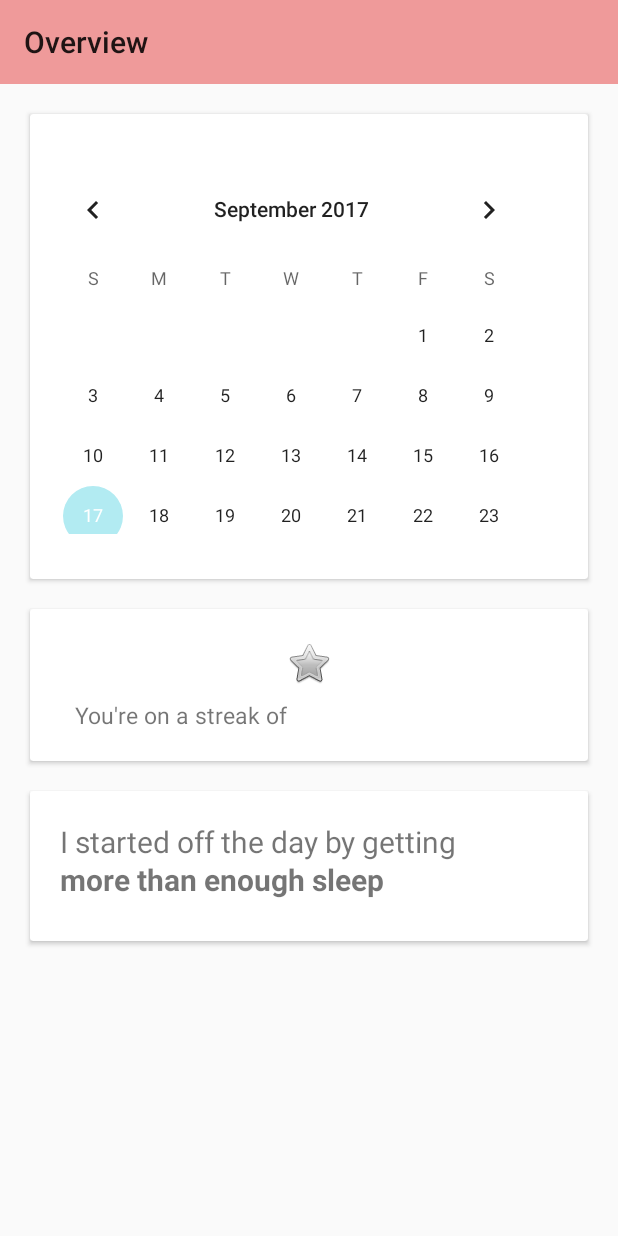
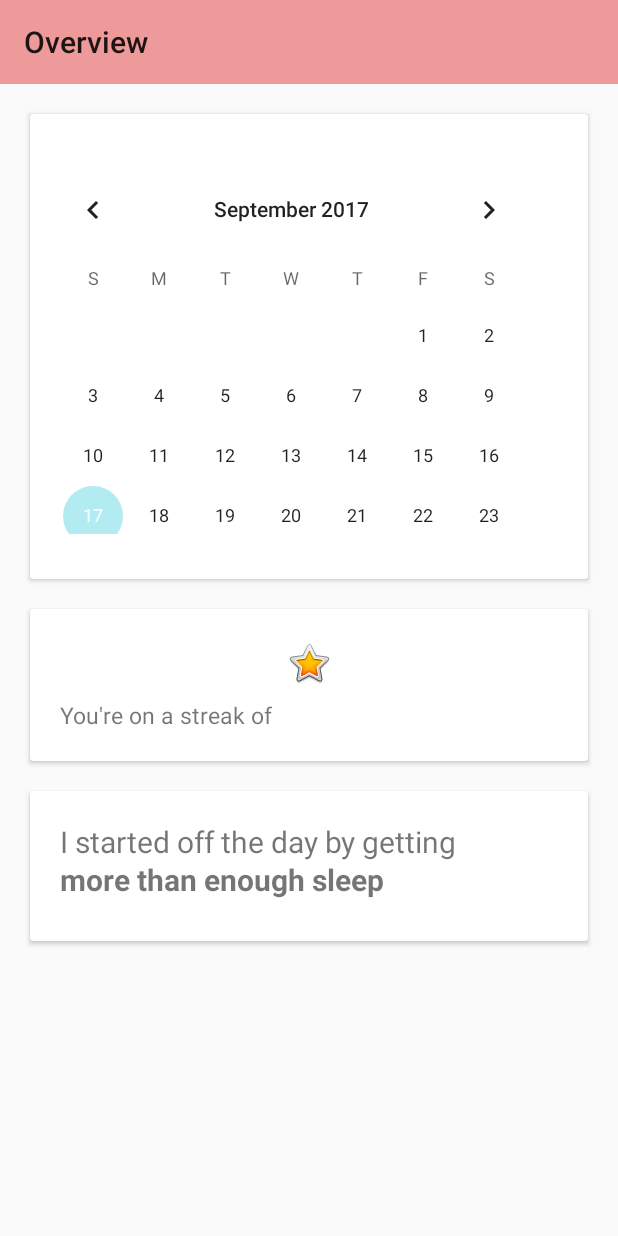
Before and after one commit to CampbellOwen/OneDayAtaTime, an Android app: the screen it shows after launch (Overview_Main), on a phone screen of 412 x 824 dp. Run offline under Robolectric (Android 15) with nearby library versions, the phone set to English and light mode, and no system bars.

Commit message:
fixed styling of elements on the overview page

```diff
--- a/app/src/main/res/layout/overview_layout.xml
+++ b/app/src/main/res/layout/overview_layout.xml
@@ -39,26 +39,25 @@
         android:layout_marginStart="20dp"
         android:layout_marginEnd="20dp">
 
-    <ImageView
-        android:layout_width="match_parent"
-        android:layout_height="wrap_content"
-        android:layout_gravity="start"
-        android:layout_marginTop="20dp"
-        android:layout_marginBottom="20dp"
-        app:srcCompat="@android:drawable/btn_star"
-    />
-
         <TextView
             android:id="@+id/streak_notifier"
             android:layout_width="match_parent"
             android:layout_height="wrap_content"
-            android:layout_gravity="center_horizontal"
+            android:layout_gravity="start"
             android:layout_marginTop="60dp"
             android:layout_marginBottom="20dp"
             android:layout_marginStart="20dp"
             android:textSize="15sp"
             android:text="@string/streak_notifier"
         />
+
+        <ImageView
+            android:layout_width="match_parent"
+            android:layout_height="wrap_content"
+            android:layout_gravity="end"
+            android:layout_marginBottom="20dp"
+            android:layout_marginTop="20dp"
+            app:srcCompat="@android:drawable/btn_star_big_on" />
 
     </android.support.v7.widget.CardView>
 
```
